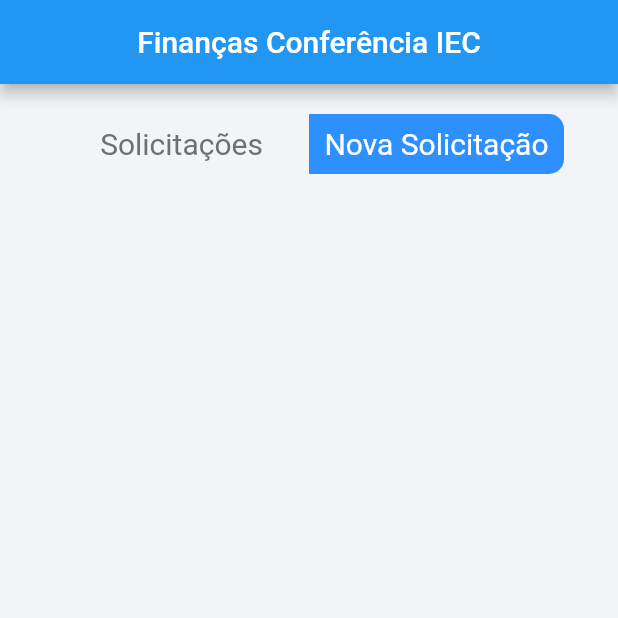
After one commit to akaytatsu/inscricao_financeiro_app, a Flutter app: the MainHomePage screen opened directly, after a tap on "Nova Solicitação", on a phone screen of 412 x 824 dp, the top half of it. The commit adds this screen. Run offline on Flutter 3.47's test engine with Material 2 defaults, Android fonts, the phone set to English and light mode, and no system bars; our stand-ins replace shared_preferences; accounts and stored records are empty.

```diff
--- a/lib/pages/home/components/menu.dart
+++ b/lib/pages/home/components/menu.dart
@@ -1,14 +1,14 @@
 import 'package:flutter/material.dart';
+import 'package:iec_despesas_app/pages/home/home.dart';
+import 'package:iec_despesas_app/pages/nova_solicitacao/nova_solicitacao.dart';
 
 class MainMenu extends StatelessWidget {
-
   final int defaultSelected;
 
   const MainMenu({Key key, @required this.defaultSelected}) : super(key: key);
 
   @override
   Widget build(BuildContext context) {
-
     const double menuSize = 170;
     const double borderRadius = 10;
     const double menuHeight = 40;
@@ -19,38 +19,58 @@ class MainMenu extends StatelessWidget {
       child: Row(
         mainAxisAlignment: MainAxisAlignment.center,
         children: <Widget>[
-          Container(
+          GestureDetector(
+            onTap: () {
+              Navigator.push(context,
+                  MaterialPageRoute(builder: (_) => MainHomePage()));
+            },
+            child: Container(
               child: Center(
                 child: Text(
                   "Solicitações",
                   style: TextStyle(
-                  color: defaultSelected == 1 ? Colors.white : Color(0xFF707070),
-                  fontSize: fontSize
-                ),
+                      color: defaultSelected == 1
+                          ? Colors.white
+                          : Color(0xFF707070),
+                      fontSize: fontSize),
                 ),
               ),
               height: menuHeight,
               width: menuSize,
               decoration: BoxDecoration(
-              color: defaultSelected == 1 ? Color(0xFF2E8FFF) : Color(0xFFF2F4F8),
-              borderRadius: BorderRadiusDirectional.only(topStart: Radius.circular(borderRadius), bottomStart: Radius.circular(borderRadius))
+                  color: defaultSelected == 1
+                      ? Color(0xFF2E8FFF)
+                      : Color(0xFFF2F4F8),
+                  borderRadius: BorderRadiusDirectional.only(
+                      topStart: Radius.circular(borderRadius),
+                      bottomStart: Radius.circular(borderRadius))),
             ),
           ),
-          Container(
+          GestureDetector(
+            onTap: () {
+              Navigator.push(context,
+                  MaterialPageRoute(builder: (_) => NovaSolicitacaoPage()));
+            },
+            child: Container(
               child: Center(
                 child: Text(
                   "Nova Solicitação",
                   style: TextStyle(
-                  color: defaultSelected == 2 ? Colors.white : Color(0xFF707070),
-                  fontSize: fontSize
-                ),
+                      color: defaultSelected == 2
+                          ? Colors.white
+                          : Color(0xFF707070),
+                      fontSize: fontSize),
                 ),
               ),
               height: menuHeight,
               width: menuSize,
               decoration: BoxDecoration(
-              color: defaultSelected == 2 ? Color(0xFF2E8FFF) : Color(0xFFF2F4F8),
-              borderRadius: BorderRadiusDirectional.only(topEnd: Radius.circular(borderRadius), bottomEnd: Radius.circular(borderRadius))
+                  color: defaultSelected == 2
+                      ? Color(0xFF2E8FFF)
+                      : Color(0xFFF2F4F8),
+                  borderRadius: BorderRadiusDirectional.only(
+                      topEnd: Radius.circular(borderRadius),
+                      bottomEnd: Radius.circular(borderRadius))),
             ),
           )
         ],
--- a/lib/pages/home/home.dart
+++ b/lib/pages/home/home.dart
@@ -1,6 +1,8 @@
 import 'package:iec_despesas_app/components/solicitacao_box.dart';
 import 'package:flutter/material.dart';
+import 'package:iec_despesas_app/main.dart';
 import 'package:iec_despesas_app/pages/home/components/menu.dart';
+import 'package:iec_despesas_app/services/api.dart';
 
 class MainHomePage extends StatefulWidget {
   MainHomePage({Key key}) : super(key: key);
@@ -58,17 +60,25 @@ class _MainHomePageState extends State<MainHomePage> {
     return response;
   }
 
-
-
   @override
   Widget build(BuildContext context) {
     return Scaffold(
       backgroundColor: Color(0xFFF2F4F8),
       appBar: AppBar(
+        automaticallyImplyLeading: false,
         centerTitle: true,
         title: Text(
           "Finanças Conferência IEC",
         ),
+        actions: <Widget>[
+          IconButton(
+            icon: Icon(Icons.exit_to_app),
+            onPressed: (){
+              RestApi().logout();
+              Navigator.push(context, MaterialPageRoute(builder: (_) => IntermdiareScreen()));
+            },
+          ),
+        ],
       ),
       body: ListView(
         children: [
--- /dev/null
+++ b/lib/pages/nova_solicitacao/nova_solicitacao.dart
@@ -0,0 +1,36 @@
+import 'package:flutter/material.dart';
+import 'package:iec_despesas_app/pages/home/components/menu.dart';
+
+class NovaSolicitacaoPage extends StatefulWidget {
+  NovaSolicitacaoPage({Key key}) : super(key: key);
+
+  @override
+  _NovaSolicitacaoPageState createState() => _NovaSolicitacaoPageState();
+}
+
+class _NovaSolicitacaoPageState extends State<NovaSolicitacaoPage> {
+
+  @override
+  Widget build(BuildContext context) {
+    return Scaffold(
+      backgroundColor: Color(0xFFF2F4F8),
+      appBar: AppBar(
+        automaticallyImplyLeading: false,
+        centerTitle: true,
+        title: Text(
+          "Finanças Conferência IEC",
+        ),
+      ),
+      body: ListView(
+        children: [
+          Padding(padding: EdgeInsets.only(top: 20),),
+          Container(
+            child: Center(
+              child: MainMenu(defaultSelected: 2,),
+            ),
+          ),
+        ],
+      ),
+    );
+  }
+}
```
Also changed, not shown: lib/main.dart (+41 -2 lines), lib/pages/create_account/create_account_page.dart (+33 -27 lines), lib/pages/login/login_page.dart (+10 -11 lines), lib/services/api.dart (+14 -40 lines), lib/services/serializers/create_account_error.dart (added, +35 -0 lines). Lines whose indentation alone changed are shown as unchanged.
